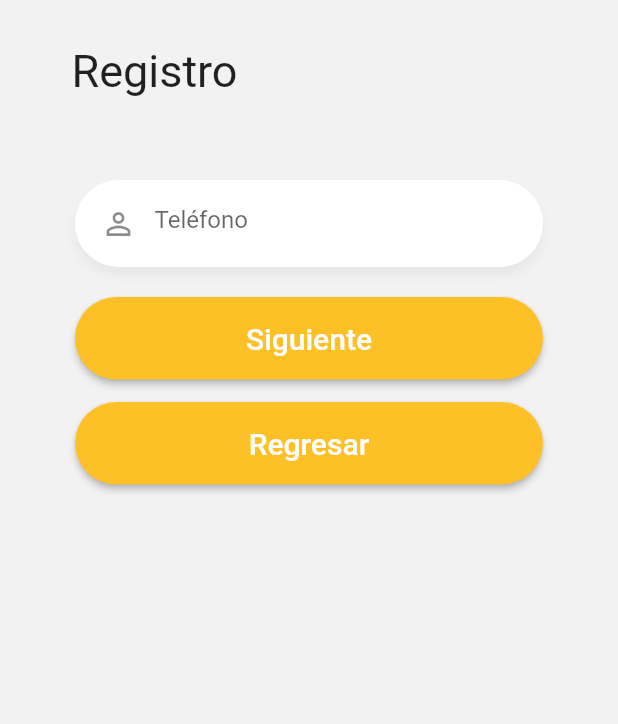
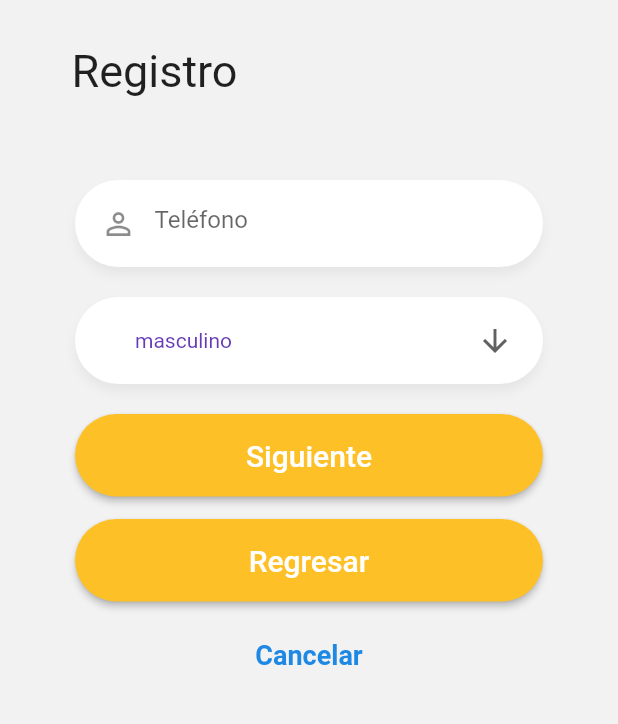
Before and after one commit to nimbusSof/flutter_viaje_express_cliente, a Flutter app: the screen it shows after launch, after a tap on "¡Crea una ahora!", after a tap on "Siguiente", on a phone screen of 412 x 824 dp, the part 288-1012 px from its top. Run offline on Flutter 3.47's test engine with Material 2 defaults, Android fonts, the phone set to English and light mode, and no system bars; our stand-ins replace bloc, flutter_bloc.

Commit message:
Se agregó la etiqueta cancelar en el formulario signIn

```diff
--- a/lib/src/pages/principal/signIn_page.dart
+++ b/lib/src/pages/principal/signIn_page.dart
@@ -67,7 +67,7 @@ class __FormState extends State<_Form> {
   final cedulaCtrl = TextEditingController();
   final nombresCtrl = TextEditingController();
   final apellidosCtrl = TextEditingController();
-  List<String> listaGenero = ['masculino', 'femenino', 'otro'];
+
 
   @override
   Widget build(BuildContext context) {
@@ -93,7 +93,7 @@ class __FormState extends State<_Form> {
               keyboardType: TextInputType.name,
               textController: apellidosCtrl),
 
-          CustomDropDown(lista: listaGenero),
+
 
           CustomButton(
               text: 'Siguiente',
@@ -111,18 +111,6 @@ class __FormState extends State<_Form> {
     );
   }
 
-  List<DropdownMenuItem<String>> getOpcionesDropdown() {
-    List<DropdownMenuItem<String>> lista = [];
-    listaGenero.forEach((genero) {
-
-      lista.add(DropdownMenuItem(
-        child: Text(genero),
-        value: genero,
-      ));
-    });
-
-    return lista;
-  }
 
 }
 
@@ -133,6 +121,7 @@ class _Form1 extends StatefulWidget {
 
 class __Form1State extends State<_Form1> {
   final telefonoCtrl = TextEditingController();
+   List<String> listaGenero = ['masculino', 'femenino', 'otro'];
   @override
   Widget build(BuildContext context) {
     return Container(
@@ -145,6 +134,7 @@ class __Form1State extends State<_Form1> {
               placeHolder: 'Teléfono',
               keyboardType: TextInputType.phone,
               textController: telefonoCtrl),
+              CustomDropDown(lista: listaGenero),
           CustomButton(
               text: 'Siguiente',
               onPressed: () {
@@ -155,7 +145,9 @@ class __Form1State extends State<_Form1> {
               text: 'Regresar',
               onPressed: () {
                 BlocProvider.of<SigninBloc>(context).add(CambiarPanel(0));
-              })
+              }),
+
+              LabelCancelar(subtitulo: 'Cancelar')
         ],
       ),
     );
@@ -206,7 +198,8 @@ class __Form2State extends State<_Form2> {
               text: 'Regresar',
               onPressed: () {
                 BlocProvider.of<SigninBloc>(context).add(CambiarPanel(1));
-              })
+              }),
+              LabelCancelar(subtitulo: 'Cancelar')
         ],
       ),
     );
--- a/lib/src/widgets/custom_dropDown.dart
+++ b/lib/src/widgets/custom_dropDown.dart
@@ -2,8 +2,7 @@ import 'package:flutter/material.dart';
 
 class CustomDropDown extends StatefulWidget {
   final List<String> lista;
-
-  const CustomDropDown({required this.lista});
+  const CustomDropDown({required this.lista}); // constructor para traer la lista desde otro widget
 
   @override
   _CustomDropDownState createState() => _CustomDropDownState(lista);
@@ -54,7 +53,7 @@ class _CustomDropDownState extends State<CustomDropDown> {
     );
   }
 
-
+// esta función recorre la lista para crear los items del DropDown
 List<DropdownMenuItem<String>> getOpcionesDropdown() {
   List<DropdownMenuItem<String>> lista = [];
   this.listaGenero.forEach((genero) {
--- a/lib/src/widgets/labels.dart
+++ b/lib/src/widgets/labels.dart
@@ -1,16 +1,18 @@
 import 'package:flutter/material.dart';
+import 'package:flutter_bloc/flutter_bloc.dart';
+import 'package:flutter_viaje_express_cliente/src/bloc/signIn_bloc/signin_bloc.dart';
 
 class Labels extends StatelessWidget {
   final String ruta;
   final String titulo;
   final String subtitulo;
 
-  const Labels({
-    Key? key,
-    required this.ruta,
-    required this.titulo,
-    required this.subtitulo
-    }) : super(key: key);
+  const Labels(
+      {Key? key,
+      required this.ruta,
+      required this.titulo,
+      required this.subtitulo})
+      : super(key: key);
 
   @override
   Widget build(BuildContext context) {
@@ -39,15 +41,25 @@ class Labels extends StatelessWidget {
   }
 }
 
+class LabelCancelar extends StatelessWidget {
+  final String subtitulo;
 
-
-class cance extends StatelessWidget {
-  const cance({ Key? key }) : super(key: key);
+  const LabelCancelar({Key? key, required this.subtitulo}) : super(key: key);
 
   @override
   Widget build(BuildContext context) {
     return Container(
-
+      padding: EdgeInsets.only(top: 25),
+      child: GestureDetector(
+        child: Text(this.subtitulo,
+            style: TextStyle(
+                color: Colors.blue[600],
+                fontSize: 18,
+                fontWeight: FontWeight.bold)),
+        onTap: () {
+          BlocProvider.of<SigninBloc>(context).add(CambiarPanel(0));
+        },
+      ),
     );
   }
 }
```
